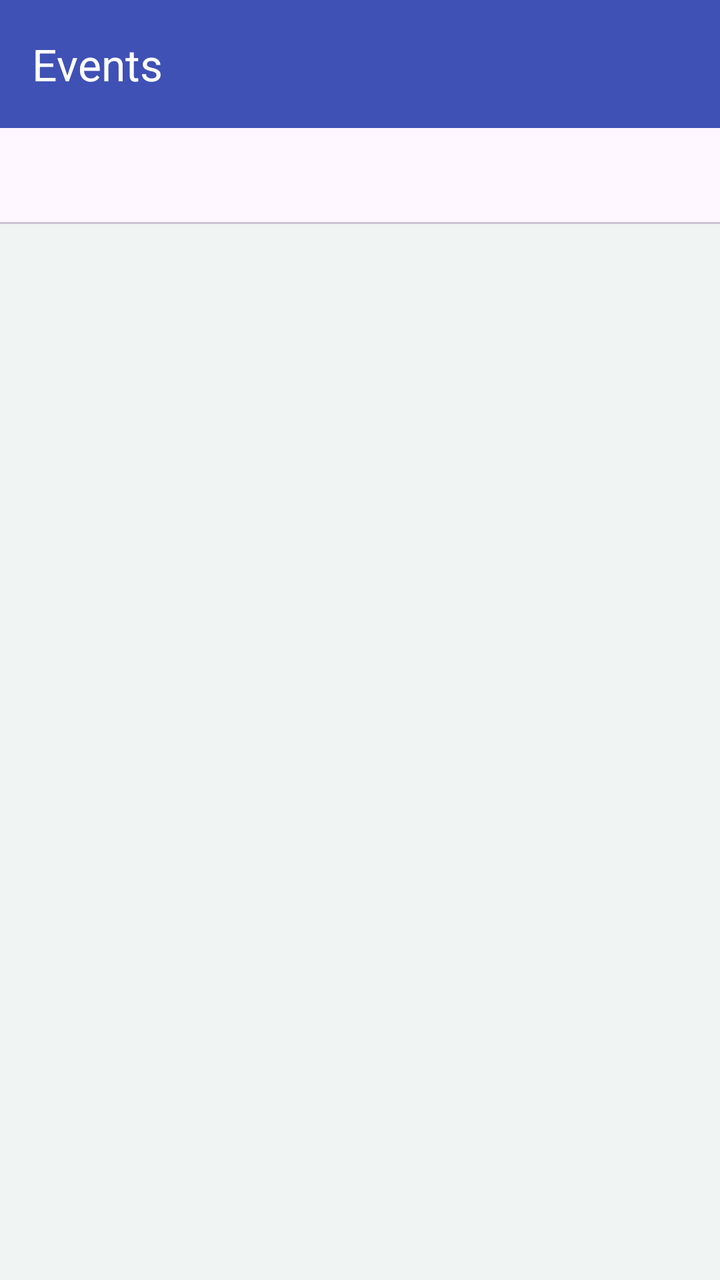
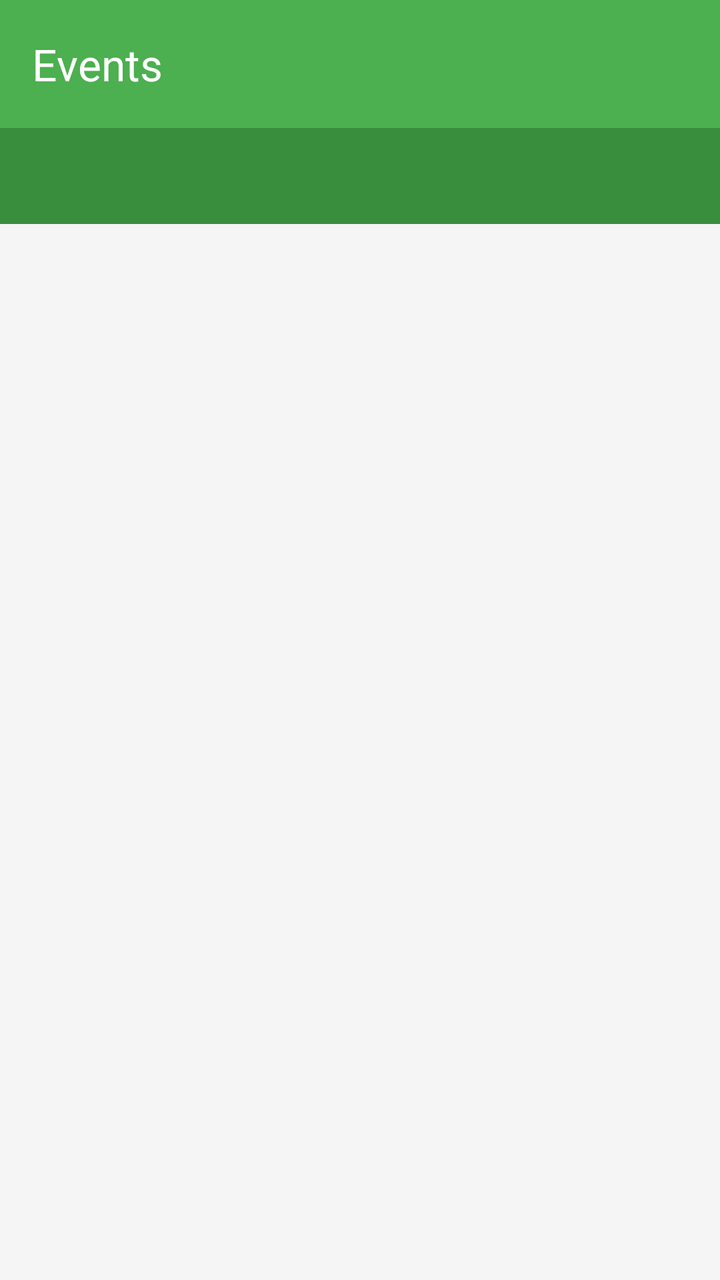

Before-and-after screenshots of an Android layout around one commit, followed by the original layout XML and the change that was made.
<!-- AndroidManifest.xml: application theme Theme.MyApplication -->
<!-- res/layout/activity_event_page.xml -->
<?xml version="1.0" encoding="utf-8"?>
<androidx.coordinatorlayout.widget.CoordinatorLayout
    xmlns:android="http://schemas.android.com/apk/res/android"
    xmlns:app="http://schemas.android.com/apk/res-auto"
    xmlns:tools="http://schemas.android.com/tools"
    android:layout_width="match_parent"
    android:layout_height="match_parent"
    android:background="@color/background_color"
    tools:context=".EventPageActivity">

    <com.google.android.material.appbar.AppBarLayout
        android:layout_width="match_parent"
        android:layout_height="wrap_content"
        android:background="@color/primary_color">

        <androidx.appcompat.widget.Toolbar
            android:id="@+id/toolbar"
            android:layout_width="match_parent"
            android:layout_height="?attr/actionBarSize"
            android:theme="@style/ThemeOverlay.AppCompat.Dark.ActionBar"
            app:popupTheme="@style/ThemeOverlay.AppCompat.Light"
            app:title="Events"
            app:titleTextColor="@android:color/white"/>

        <com.google.android.material.tabs.TabLayout
            android:id="@+id/tabLayout"
            android:layout_width="match_parent"
            android:layout_height="wrap_content"
            app:tabMode="scrollable"
            app:tabGravity="fill"
            app:tabIndicatorColor="@android:color/white"
            app:tabSelectedTextColor="@android:color/white"
            app:tabTextColor="@android:color/white"
            app:tabTextAppearance="@style/CustomTabTextAppearance"/>

    </com.google.android.material.appbar.AppBarLayout>

    <androidx.viewpager2.widget.ViewPager2
        android:id="@+id/viewPager"
        android:layout_width="match_parent"
        android:layout_height="match_parent"
        app:layout_behavior="@string/appbar_scrolling_view_behavior"/>

</androidx.coordinatorlayout.widget.CoordinatorLayout>
<!-- resources referenced by this layout -->
<resources>
  <color name="background_color">#F0F4F3</color>
  <color name="primary_color">#3F51B5</color>
  <style name="CustomTabTextAppearance" parent="TextAppearance.Design.Tab">
          <item name="android:textSize">14sp</item>
          <item name="android:textAllCaps">false</item>
          <item name="android:fontFamily">@font/alexandria_bold</item>
  
      </style>
  <style name="Theme.MyApplication" parent="Base.Theme.MyApplication" />
  <style name="Base.Theme.MyApplication" parent="Theme.Material3.DayNight.NoActionBar">
          
          
      </style>
</resources>

<!-- the commit's change to res/layout/activity_event_page.xml (unified diff, before → after) -->
@@ -5,13 +5,13 @@
     xmlns:tools="http://schemas.android.com/tools"
     android:layout_width="match_parent"
     android:layout_height="match_parent"
-    android:background="@color/background_color"
-    tools:context=".EventPageActivity">
+    android:background="@color/light_background_color"
+    tools:context="ClientSide.EventsAndNews.EventPageActivity">
 
     <com.google.android.material.appbar.AppBarLayout
         android:layout_width="match_parent"
         android:layout_height="wrap_content"
-        android:background="@color/primary_color">
+        android:background="@color/primary_green">
 
         <androidx.appcompat.widget.Toolbar
             android:id="@+id/toolbar"
@@ -26,12 +26,15 @@
             android:id="@+id/tabLayout"
             android:layout_width="match_parent"
             android:layout_height="wrap_content"
+            android:background="@color/primary_green_dark"
             app:tabMode="scrollable"
-            app:tabGravity="fill"
-            app:tabIndicatorColor="@android:color/white"
-            app:tabSelectedTextColor="@android:color/white"
-            app:tabTextColor="@android:color/white"
-            app:tabTextAppearance="@style/CustomTabTextAppearance"/>
+        app:tabGravity="fill"
+        app:tabIndicatorColor="@android:color/white"
+        app:tabIndicatorHeight="4dp"
+        app:tabSelectedTextColor="@android:color/white"
+        app:tabTextColor="@color/white_translucent"
+        app:tabTextAppearance="@style/CustomTabTextAppearance"
+        app:tabRippleColor="@color/white"/>
 
     </com.google.android.material.appbar.AppBarLayout>
 
@@ -40,5 +43,4 @@
         android:layout_width="match_parent"
         android:layout_height="match_parent"
         app:layout_behavior="@string/appbar_scrolling_view_behavior"/>
-
 </androidx.coordinatorlayout.widget.CoordinatorLayout>
<!-- resource entries referenced after the edit -->
@@ -1,11 +1,16 @@
 <!-- resources referenced by this layout -->
 <resources>
-  <color name="background_color">#F0F4F3</color>
-  <color name="primary_color">#3F51B5</color>
+  <color name="light_background_color">#F5F5F5</color>
+  <color name="primary_green">#4CAF50</color>
+  <color name="primary_green_dark">#388E3C</color>
+  <color name="white">#FFFFFF</color>
+  <color name="white_translucent">#80FFFFFF</color>
   <style name="CustomTabTextAppearance" parent="TextAppearance.Design.Tab">
           <item name="android:textSize">14sp</item>
           <item name="android:textAllCaps">false</item>
           <item name="android:fontFamily">@font/alexandria_bold</item>
+          <item name="android:textSize">16sp</item>
+          <item name="android:textStyle">bold</item>
   
       </style>
   <style name="Theme.MyApplication" parent="Base.Theme.MyApplication" />
